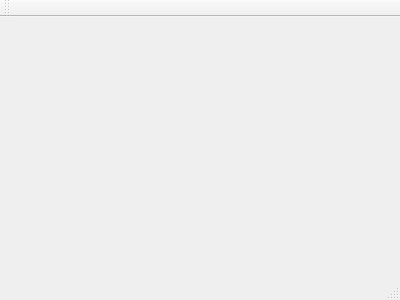
Before: the Qt Designer form mainwindow.ui in thdusdl1219/OOP_Project, drawn with Qt 5.
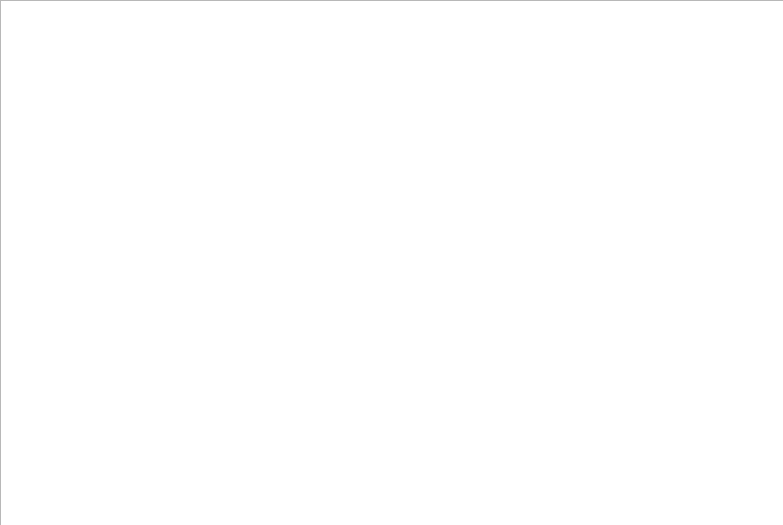
After: the same form once the commit is applied.

Diff of the .ui file:
```diff
--- a/mainwindow.ui
+++ b/mainwindow.ui
@@ -1,24 +1,31 @@
 <ui version="4.0">
  <class>MainWindow</class>
- <widget class="QMainWindow" name="MainWindow" >
-  <property name="geometry" >
+ <widget class="QMainWindow" name="MainWindow">
+  <property name="geometry">
    <rect>
     <x>0</x>
     <y>0</y>
-    <width>400</width>
-    <height>300</height>
+    <width>783</width>
+    <height>525</height>
    </rect>
   </property>
   <property name="windowTitle" >
    <string>MainWindow</string>
   </property>
-  <widget class="QMenuBar" name="menuBar" />
-  <widget class="QToolBar" name="mainToolBar" />
-  <widget class="QWidget" name="centralWidget" />
-  <widget class="QStatusBar" name="statusBar" />
+  <widget class="QWidget" name="centralWidget">
+   <widget class="QGraphicsView" name="graphicsView">
+    <property name="geometry">
+     <rect>
+      <x>0</x>
+      <y>0</y>
+      <width>791</width>
+      <height>531</height>
+     </rect>
+    </property>
+   </widget>
+  </widget>
  </widget>
- <layoutDefault spacing="6" margin="11" />
- <pixmapfunction></pixmapfunction>
+ <layoutdefault spacing="6" margin="11"/>
  <resources/>
  <connections/>
 </ui>
```
Left out of the diff: 3 changed lines with no effect on the pictures.
